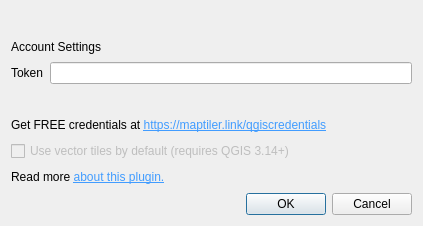
Before: the Qt Designer form configure_dialog_base.ui in maptiler/qgis-maptiler-plugin, drawn with Qt 5.
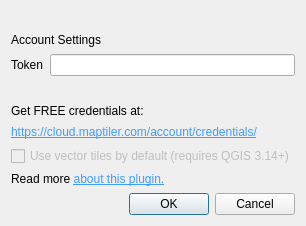
After: the same form once the commit is applied. Icons and pictures are not drawn.

Commit message:
Add token validation (#164)
* Add token format validation.
* Update version.

What changed in the file:
```diff
--- a/configure_dialog_base.ui
+++ b/configure_dialog_base.ui
@@ -6,7 +6,7 @@
    <rect>
     <x>0</x>
     <y>0</y>
-    <width>423</width>
+    <width>300</width>
     <height>226</height>
    </rect>
   </property>
@@ -24,7 +24,7 @@
   </property>
   <property name="maximumSize">
    <size>
-    <width>423</width>
+    <width>300</width>
     <height>226</height>
    </size>
   </property>
@@ -95,10 +95,17 @@
      </property>
     </widget>
    </item>
+   <item>
+    <widget class="QLabel" name="label_7">
+     <property name="text">
+      <string>Get FREE credentials at:</string>
+     </property>
+    </widget>
+   </item>
    <item>
     <widget class="QLabel" name="label_3">
      <property name="text">
-      <string>Get FREE credentials at &lt;a href=&quot;https://maptiler.link/qgiscredentials&quot;&gt;&lt;span style=&quot; text-decoration: underline; color:#419cff;&quot;&gt;https://maptiler.link/qgiscredentials&lt;/span&gt;&lt;/a&gt;&lt;/p&gt;&lt;/body&gt;&lt;/html&gt;</string>
+      <string>&lt;a href=&quot;https://maptiler.link/qgiscredentials&quot;&gt;&lt;span style=&quot; text-decoration: underline; color:#419cff;&quot;&gt;https://cloud.maptiler.com/account/credentials/&lt;/span&gt;&lt;/a&gt;&lt;/p&gt;&lt;/body&gt;&lt;/html&gt;</string>
      </property>
      <property name="textFormat">
       <enum>Qt::RichText</enum>
```
The commit also changes 2 other files.
